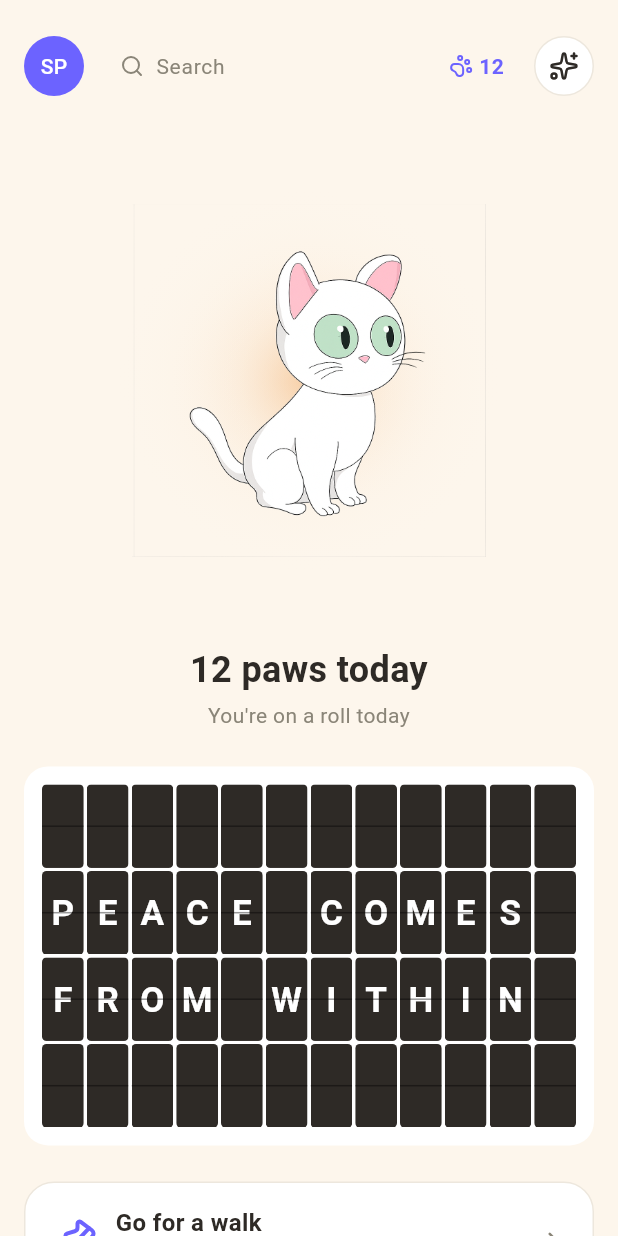
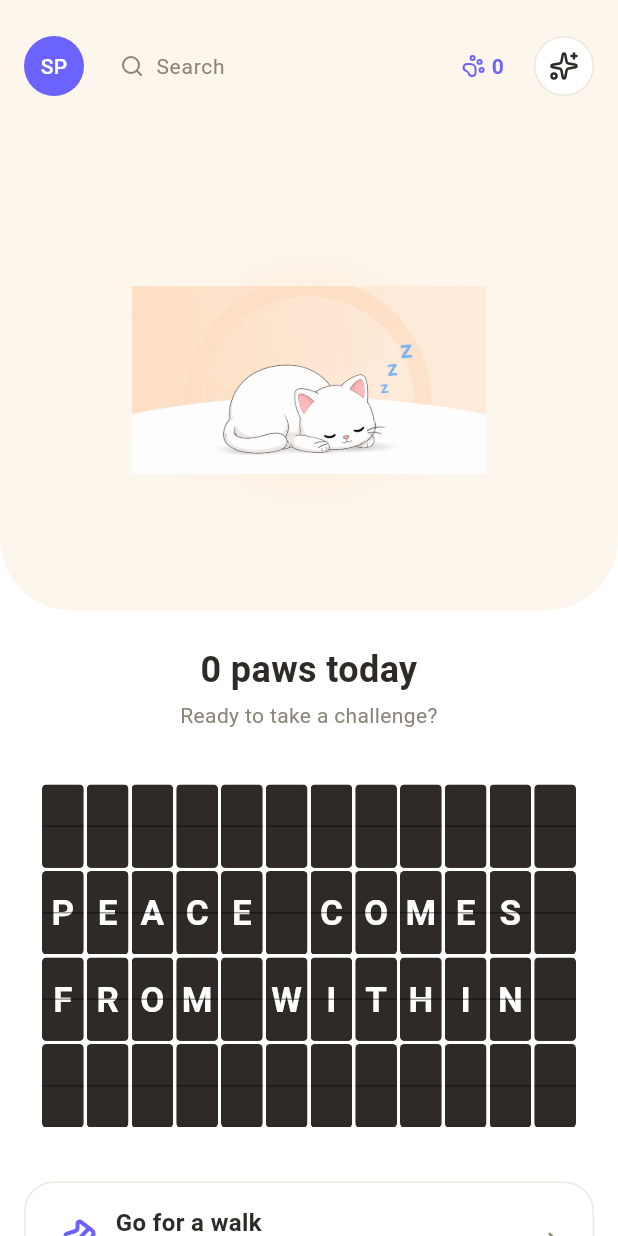
Before and after one commit to sanketp45/Meditation-app, a Flutter app: the screen it shows after launch, on a phone screen of 412 x 824 dp. Run offline on Flutter 3.47's test engine with Material 3 defaults, Android fonts, the phone set to English and light mode, and no system bars; our stand-ins replace lucide_icons_flutter; missing offline and left inert: widgetbook; Roboto replaces fonts that are missing (Poppins, Quicksand).

Commit message:
Scope the cream background to the hero stage; default to sleeping/zero
Scaffold background is now white (AppColors.surface); only the top
bar + hero companion block carries the cream background, wrapped in
its own DecoratedBox with rounded bottom corners so the page reads
as "cream sky, white ground" like the reference screenshot, instead
of cream all the way down.

app/lib/main.dart now boots into the sleeping/zero-paws state
(matching the reference's "0 berries today" / sleeping bear) instead
of the active/12-paws state, since that's genuinely the first thing
a user with no activity yet would see.

```diff
--- a/app/lib/main.dart
+++ b/app/lib/main.dart
@@ -17,7 +17,7 @@ class MeditationApp extends StatelessWidget {
       title: 'Meditation App',
       theme: ThemeData(
         useMaterial3: true,
-        scaffoldBackgroundColor: AppColors.background,
+        scaffoldBackgroundColor: AppColors.surface,
         colorScheme: ColorScheme.fromSeed(seedColor: AppColors.primary),
       ),
       home: const _Home(),
@@ -32,9 +32,9 @@ class _Home extends StatelessWidget {
   Widget build(BuildContext context) {
     return HomeScreen(
       initials: 'SP',
-      pawCount: 12,
-      companionState: CompanionState.active,
-      statsSubtext: "You're on a roll today",
+      pawCount: 0,
+      companionState: CompanionState.sleeping,
+      statsSubtext: 'Ready to take a challenge?',
       splitFlapText: 'PEACE COMES FROM WITHIN',
       actionCards: [
         ActionCard(
--- a/app/lib/screens/home_screen.dart
+++ b/app/lib/screens/home_screen.dart
@@ -48,13 +48,28 @@ class HomeScreen extends StatelessWidget {
   static const double _sectionGap = AppSpacing.lg; // 24
   static const double _cardGap = 12;
   static const double _bottomPadding = AppSpacing.xl; // 32
+  static const double _heroStageRadius = 48;
 
   @override
   Widget build(BuildContext context) {
     return Scaffold(
-      backgroundColor: AppColors.background,
+      // White below the hero stage; the stage itself (top bar + hero
+      // companion) carries its own cream background so only that section
+      // reads as "sky", matching the reference — not the whole page.
+      backgroundColor: AppColors.surface,
       body: SafeArea(
         child: SingleChildScrollView(
+          child: Column(
+            crossAxisAlignment: CrossAxisAlignment.stretch,
+            children: [
+              DecoratedBox(
+                decoration: const BoxDecoration(
+                  color: AppColors.background,
+                  borderRadius: BorderRadius.only(
+                    bottomLeft: Radius.circular(_heroStageRadius),
+                    bottomRight: Radius.circular(_heroStageRadius),
+                  ),
+                ),
                 child: Column(
                   crossAxisAlignment: CrossAxisAlignment.stretch,
                   children: [
@@ -72,6 +87,9 @@ class HomeScreen extends StatelessWidget {
                         horizontal: _horizontalPadding,
                       ),
                       child: HeroCompanion(state: companionState),
+                    ),
+                  ],
+                ),
               ),
               const SizedBox(height: _sectionGap),
               Padding(
```
Also changed, not shown: 1 other file. Lines whose indentation alone changed are shown as unchanged.
